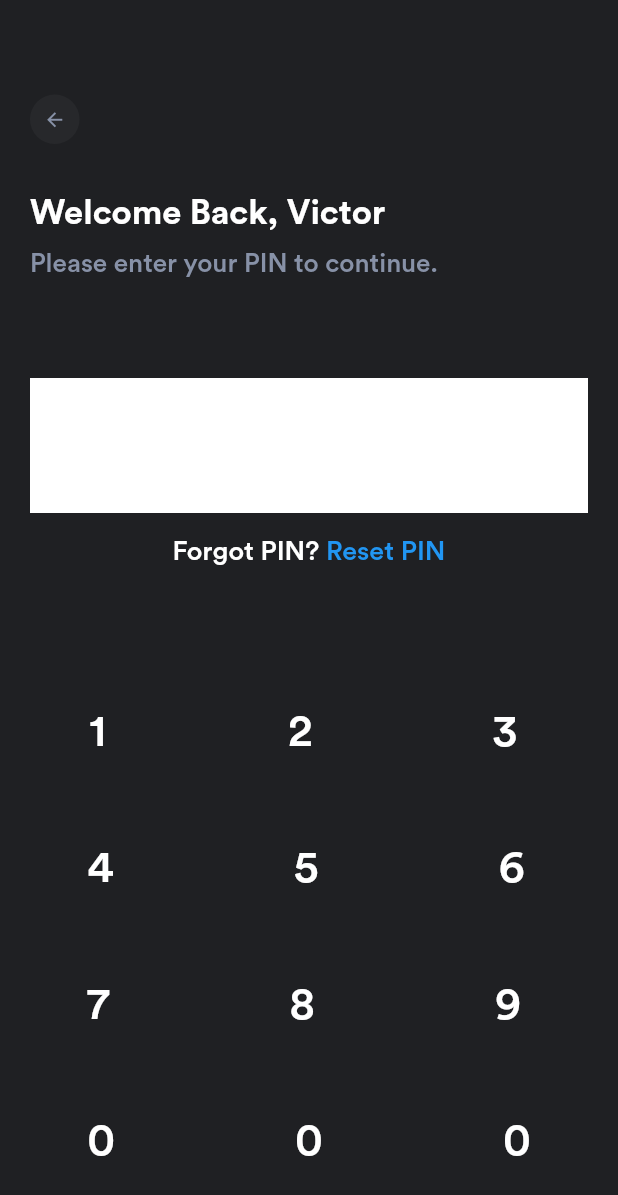
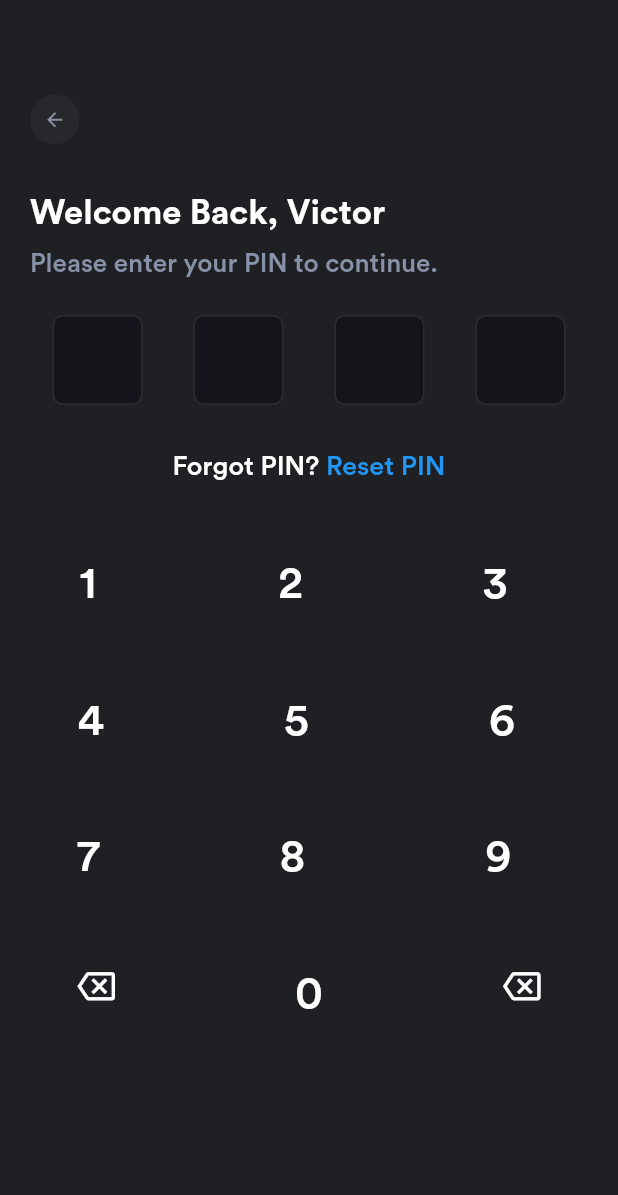
Before and after one commit to DauduVictor/Fintech-App, a Flutter app: the AccountConfirmation screen opened by its route, on a phone screen of 412 x 824 dp. Shown: the top 1195 px of the screen. Run offline on Flutter 3.47's test engine with Material 2 defaults, Android fonts, the phone set to English and light mode, and no system bars; drawn by our look-alikes of pin_code_fields; our stand-ins replace flutter_iconly; project files that could hold a hidden picture were left out.

Commit message:
integrated pin kit and fized bugs

```diff
--- a/lib/screens/initial_screens/account_confirmation.dart
+++ b/lib/screens/initial_screens/account_confirmation.dart
@@ -1,5 +1,8 @@
 import 'package:flutter/material.dart';
+import 'package:flutter/services.dart';
 import 'package:my_fin/utils/constants.dart';
+import 'package:pin_code_fields/pin_code_fields.dart';
+import '../dashboard.dart';
 
 class AccountConfirmation extends StatefulWidget {
 
@@ -11,6 +14,10 @@ class AccountConfirmation extends StatefulWidget {
 }
 
 class _AccountConfirmationState extends State<AccountConfirmation> {
+
+  /// variable to hold pin value
+  String _pin = '';
+
   @override
   Widget build(BuildContext context) {
     return SafeArea(
@@ -71,7 +78,54 @@ class _AccountConfirmationState extends State<AccountConfirmation> {
                     crossAxisAlignment: CrossAxisAlignment.center,
                     children: [
                       /// Pin field
-                       Container(height: 90, width: 400, color: Colors.white),
+                       Padding(
+                         padding: const EdgeInsets.symmetric(horizontal: 15.0),
+                         child: PinCodeTextField(
+                           appContext: context,
+                           length: 4,
+                           keyboardType: TextInputType.none,
+                           inputFormatters: [
+                             FilteringTextInputFormatter.allow(RegExp('[0-9]')),
+                           ],
+                           textInputAction: TextInputAction.done,
+                           animationType: AnimationType.fade,
+                           obscureText: true,
+                           enableActiveFill: true,
+                           obscuringCharacter: '*',
+                           enablePinAutofill: false,
+                           readOnly: false,
+                           textStyle: const TextStyle(
+                             fontSize: 20,
+                             color: Colors.white,
+                             fontWeight: FontWeight.w500,
+                           ),
+                           validator: (value) {
+                             if (_pin.length != 4) return 'Enter a valid 4 digit pin';
+                             return null;
+                           },
+                           pinTheme: PinTheme(
+                               shape: PinCodeFieldShape.box,
+                               borderWidth: 1,
+                               fieldHeight: 60,
+                               fieldWidth: 60,
+                               activeColor: const Color(0xFF2D2D2F),
+                               inactiveColor: const Color(0xFF2D2D2F),
+                               selectedColor : const Color(0xFF2D2D2F),
+                               activeFillColor: const Color(0xFF14151A),
+                               inactiveFillColor: const Color(0xFF14151A),
+                               selectedFillColor : const Color(0xFF14151A),
+                               borderRadius: const BorderRadius.all(Radius.circular(7))
+                           ),
+                           onChanged: (value) {
+                             if(!mounted)return;
+                             setState(() => _pin = value);
+                           },
+                           onCompleted: (value) {
+                             print(value);
+                             Navigator.pushNamed(context, Dashboard.id);
+                           },
+                         ),
+                       ),
                       const SizedBox(height: 15),
                       /// Forgot pin
                       Row(
@@ -115,12 +169,13 @@ class _AccountConfirmationState extends State<AccountConfirmation> {
                         KeyPadButton(title: 7),
                         KeyPadButton(title: 8),
                         KeyPadButton(title: 9),
-                        KeyPadButton(title: 00),
+                        KeyPadButton(widget: Icon(Icons.backspace_outlined, color: Colors.white, size: 25,),),
                         KeyPadButton(title: 0),
-                        KeyPadButton(title: 00),
+                        KeyPadButton(widget: Icon(Icons.backspace_outlined, color: Colors.white, size: 25,),),
                       ],
                     ),
                   ),
+                  SizedBox(height: constraints.maxHeight * 0.09,),
                 ],
               ),
             );
@@ -134,12 +189,12 @@ class _AccountConfirmationState extends State<AccountConfirmation> {
 class KeyPadButton extends StatelessWidget {
 
   final int? title;
-  final Widget? child;
+  final Widget? widget;
 
   const KeyPadButton({
     Key? key,
     this.title,
-    this.child
+    this.widget
   }) : super(key: key);
 
   @override
@@ -149,7 +204,7 @@ class KeyPadButton extends StatelessWidget {
       style: TextButton.styleFrom(
         padding: const EdgeInsets.all(25.0),
       ),
-      child: Text(
+      child: widget ?? Text(
         title!.toString(),
         style: const TextStyle(
           color: Colors.white,
--- a/pubspec.yaml
+++ b/pubspec.yaml
@@ -14,7 +14,7 @@ dependencies:
 
   cupertino_icons: ^1.0.2
   flutter_iconly: ^1.0.2
-  font_awesome_flutter: ^9.1.0
+  pin_code_fields: ^7.3.0
   http: ^0.13.3
   fluttertoast: ^8.0.8
   intl: ^0.17.0
```
Also changed, not shown: lib/screens/initial_screens/create_account.dart (+16 -0 lines), pubspec.lock.
